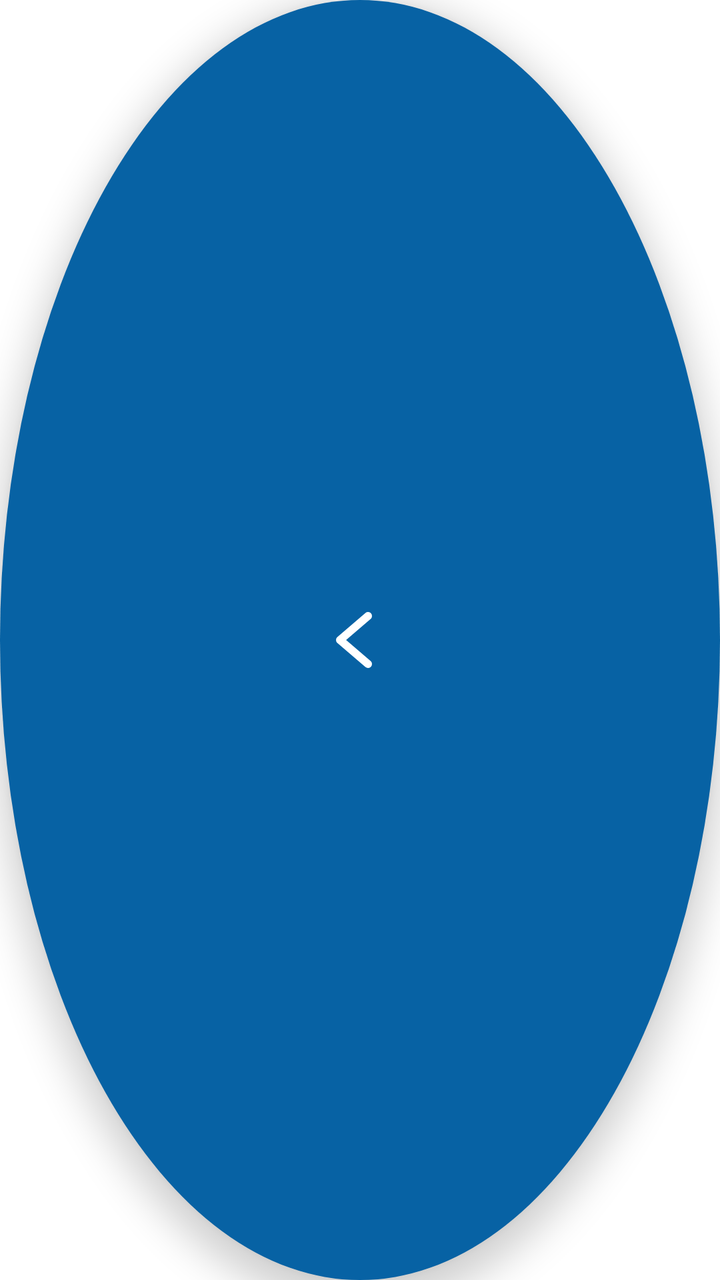
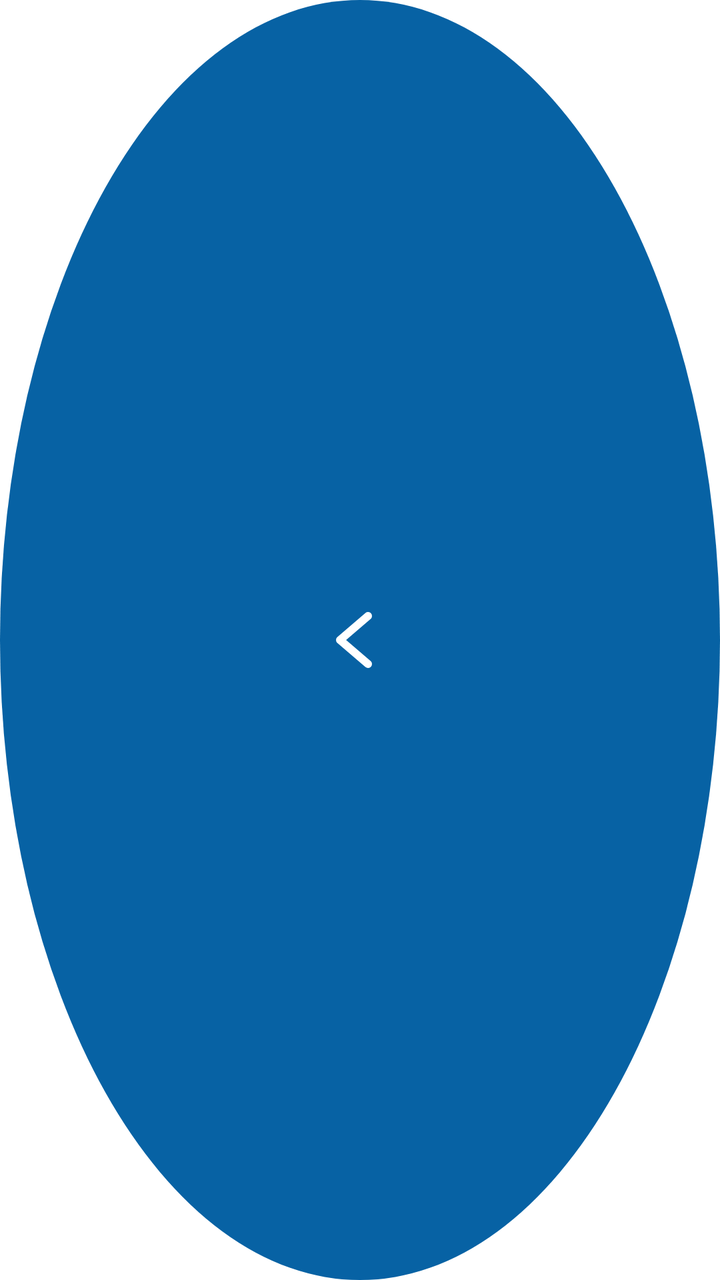

Screens rendered from an Android XML layout before and after an edit, with the pre-edit source and the edit as a unified diff.
<!-- AndroidManifest.xml: fallback theme Theme.MaterialComponents.DayNight.NoActionBar -->
<!-- res/layout/floating_button.xml -->
<ImageView android:layout_width="80dp"
    android:layout_height="80dp"
    android:src="@drawable/ic_back"
    android:background="@drawable/fab_bg_ripple"
    android:padding="12dp"
    android:scaleType="centerInside"
    android:clickable="true"
    android:focusable="true"
    android:elevation="10dp"
    xmlns:android="http://schemas.android.com/apk/res/android" />
<!-- resources referenced by this layout -->
<resources>
  <!-- drawable fab_bg_ripple (drawable) -->
  <shape xmlns:android="http://schemas.android.com/apk/res/android"
      android:shape="oval">
      <solid android:color="#0762a4"/>
      <corners android:radius="30dp"/>
  </shape>
  <!-- drawable ic_back (drawable) -->
  <vector xmlns:android="http://schemas.android.com/apk/res/android"
      android:width="56dp"
      android:height="56dp"
      android:viewportWidth="56"
      android:viewportHeight="56">
  
      <path
          android:strokeColor="#FFFFFF"
          android:strokeWidth="4"
          android:strokeLineCap="round"
          android:strokeLineJoin="round"
          android:fillColor="@android:color/transparent"
          android:pathData="M32,16l-14,12 14,12"/>
  </vector>
</resources>

<!-- the commit's change to res/layout/floating_button.xml (unified diff, before → after) -->
@@ -6,5 +6,4 @@
     android:scaleType="centerInside"
     android:clickable="true"
     android:focusable="true"
-    android:elevation="10dp"
     xmlns:android="http://schemas.android.com/apk/res/android" />
